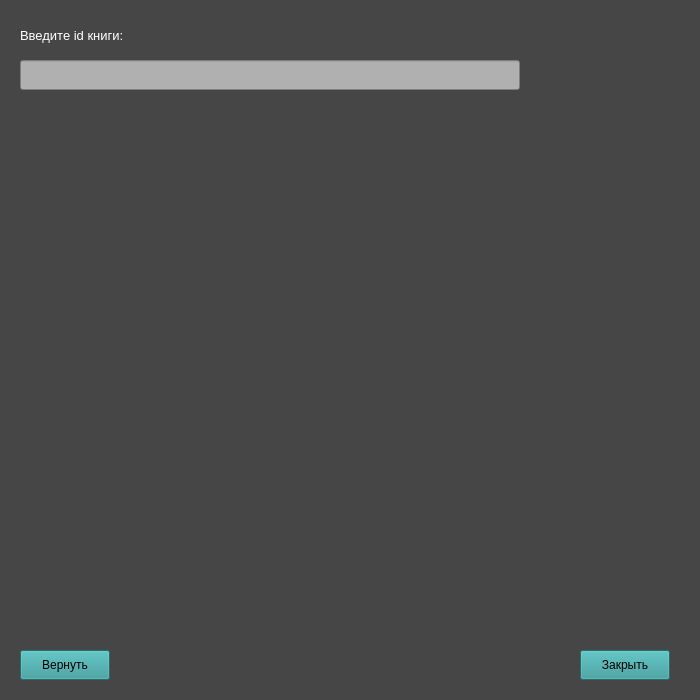
Qt form ReturnBook.ui (andrejmaznin/library) before a commit.
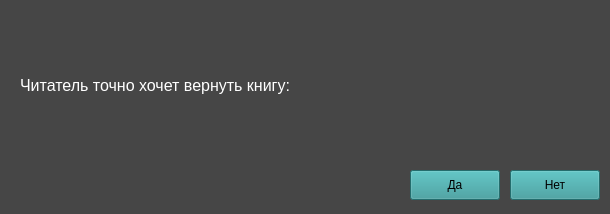
The same form after that commit.

The edit to the form file:
```diff
--- a/ReturnBook.ui
+++ b/ReturnBook.ui
@@ -6,8 +6,8 @@
    <rect>
     <x>0</x>
     <y>0</y>
-    <width>700</width>
-    <height>700</height>
+    <width>610</width>
+    <height>214</height>
    </rect>
   </property>
   <property name="windowTitle">
@@ -16,82 +16,20 @@
   <property name="styleSheet">
    <string notr="true">background-color: rgb(70, 70, 70)</string>
   </property>
-  <widget class="QLabel" name="lb_book_id">
+  <widget class="QWidget" name="widget" native="true">
    <property name="geometry">
     <rect>
-     <x>20</x>
-     <y>20</y>
-     <width>500</width>
-     <height>30</height>
+     <x>10</x>
+     <y>10</y>
+     <width>591</width>
+     <height>191</height>
     </rect>
    </property>
-   <property name="font">
-    <font>
-     <pointsize>10</pointsize>
-    </font>
-   </property>
-   <property name="styleSheet">
-    <string notr="true">color: rgb(255, 255, 255);</string>
-   </property>
-   <property name="text">
-    <string>Введите id книги:</string>
-   </property>
-  </widget>
-  <widget class="QLineEdit" name="le_book_id">
+   <widget class="QPushButton" name="btn_ok">
    <property name="geometry">
     <rect>
-     <x>20</x>
-     <y>60</y>
-     <width>500</width>
-     <height>30</height>
-    </rect>
-   </property>
-   <property name="styleSheet">
-    <string notr="true">background-color: rgb(176, 176, 176);</string>
-   </property>
-  </widget>
-  <widget class="QLabel" name="lb_wrong_book_id">
-   <property name="geometry">
-    <rect>
-     <x>530</x>
-     <y>55</y>
-     <width>150</width>
-     <height>41</height>
-    </rect>
-   </property>
-   <property name="styleSheet">
-    <string notr="true">color: rgb(255, 0, 0);</string>
-   </property>
-   <property name="text">
-    <string/>
-   </property>
-  </widget>
-  <widget class="QLabel" name="lb_output">
-   <property name="geometry">
-    <rect>
-     <x>20</x>
-     <y>120</y>
-     <width>600</width>
-     <height>30</height>
-    </rect>
-   </property>
-   <property name="font">
-    <font>
-     <pointsize>11</pointsize>
-    </font>
-   </property>
-   <property name="styleSheet">
-    <string notr="true">color: rgb(170, 255, 127);</string>
-   </property>
-   <property name="text">
-    <string/>
-   </property>
-  </widget>
-  <widget class="QPushButton" name="btn_return">
-   <property name="geometry">
-    <rect>
-     <x>20</x>
-     <y>650</y>
+      <x>400</x>
+      <y>160</y>
      <width>90</width>
      <height>30</height>
     </rect>
@@ -100,14 +38,14 @@
     <string notr="true">background-color: rgb(51, 153, 153)</string>
    </property>
    <property name="text">
-    <string>Вернуть</string>
+     <string>Да</string>
    </property>
   </widget>
   <widget class="QPushButton" name="btn_cancel">
    <property name="geometry">
     <rect>
-     <x>580</x>
-     <y>650</y>
+      <x>500</x>
+      <y>160</y>
      <width>90</width>
      <height>30</height>
     </rect>
@@ -116,8 +54,30 @@
     <string notr="true">background-color: rgb(51, 153, 153)</string>
    </property>
    <property name="text">
-    <string>Закрыть</string>
-   </property>
+     <string>Нет</string>
+    </property>
+   </widget>
+   <widget class="QLabel" name="label">
+    <property name="geometry">
+     <rect>
+      <x>10</x>
+      <y>10</y>
+      <width>561</width>
+      <height>131</height>
+     </rect>
+    </property>
+    <property name="font">
+     <font>
+      <pointsize>12</pointsize>
+     </font>
+    </property>
+    <property name="styleSheet">
+     <string notr="true">color: rgb(255, 255, 255);</string>
+    </property>
+    <property name="text">
+     <string>Читатель точно хочет вернуть книгу:</string>
+    </property>
+   </widget>
   </widget>
  </widget>
  <resources/>
```
Lines whose indentation alone changed are shown as unchanged.
